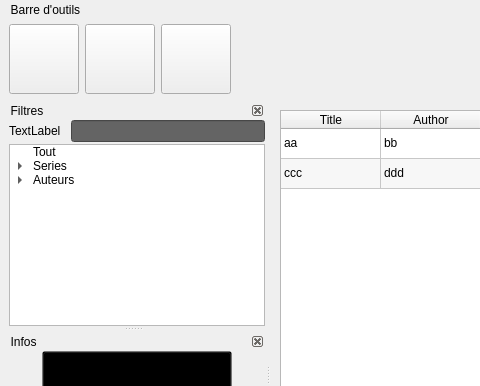
Before: the Qt Designer form home.ui in LordKBX/eBookCollection, drawn with Qt 5; both pictures show x 0 to 480 and y 0 to 386 of the 1024 by 646 pixel window.
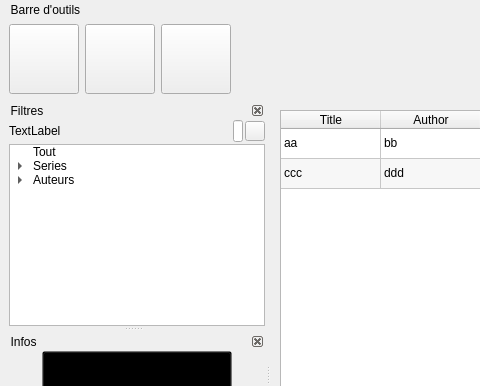
After: the same form once the commit is applied. Icons and pictures are not drawn.

Commit message: add search option in library

The edit to the form file:
```diff
--- a/home.ui
+++ b/home.ui
@@ -458,8 +458,14 @@
   <widget class="QDockWidget" name="sorting_block">
    <property name="minimumSize">
     <size>
-     <width>244</width>
-     <height>147</height>
+     <width>250</width>
+     <height>199</height>
+    </size>
+   </property>
+   <property name="maximumSize">
+    <size>
+     <width>524287</width>
+     <height>524287</height>
     </size>
    </property>
    <property name="floating">
@@ -495,7 +501,15 @@
       <number>0</number>
      </property>
      <item>
-      <layout class="QHBoxLayout" name="sorting_block_search_block">
+      <layout class="QVBoxLayout" name="verticalLayout">
+       <item>
+        <layout class="QHBoxLayout" name="horizontalLayout_2">
+         <property name="spacing">
+          <number>2</number>
+         </property>
+         <property name="rightMargin">
+          <number>0</number>
+         </property>
        <item>
         <widget class="QLabel" name="sorting_block_search_label">
          <property name="minimumSize">
@@ -516,28 +530,55 @@
         </widget>
        </item>
        <item>
-        <widget class="QLineEdit" name="sorting_block_search_value">
+          <layout class="QVBoxLayout" name="sorting_block_search_zone"/>
+         </item>
+         <item>
+          <spacer name="horizontalSpacer_5">
+           <property name="orientation">
+            <enum>Qt::Horizontal</enum>
+           </property>
+           <property name="sizeType">
+            <enum>QSizePolicy::Expanding</enum>
+           </property>
+           <property name="sizeHint" stdset="0">
+            <size>
+             <width>40</width>
+             <height>20</height>
+            </size>
+           </property>
+          </spacer>
+         </item>
+         <item>
+          <widget class="QLineEdit" name="sorting_block_search_edit">
          <property name="maximumSize">
           <size>
-           <width>16777215</width>
+             <width>10</width>
            <height>16777215</height>
           </size>
          </property>
-         <property name="autoFillBackground">
-          <bool>false</bool>
-         </property>
-         <property name="styleSheet">
-          <string notr="true">background-color: rgb(100, 100, 100);</string>
-         </property>
-         <property name="readOnly">
-          <bool>true</bool>
+          </widget>
+         </item>
+         <item>
+          <widget class="QPushButton" name="sorting_block_search_button">
+           <property name="minimumSize">
+            <size>
+             <width>20</width>
+             <height>20</height>
+            </size>
+           </property>
+           <property name="maximumSize">
+            <size>
+             <width>20</width>
+             <height>20</height>
+            </size>
+           </property>
+           <property name="text">
+            <string/>
          </property>
         </widget>
        </item>
       </layout>
      </item>
-     <item>
-      <layout class="QVBoxLayout" name="verticalLayout">
        <item>
         <widget class="QTreeWidget" name="sorting_block_tree">
          <property name="minimumSize">
```
Left out of the diff: 2 changed lines with no effect on the pictures. Lines whose indentation alone changed are shown as unchanged. The commit also changes 6 other files.
